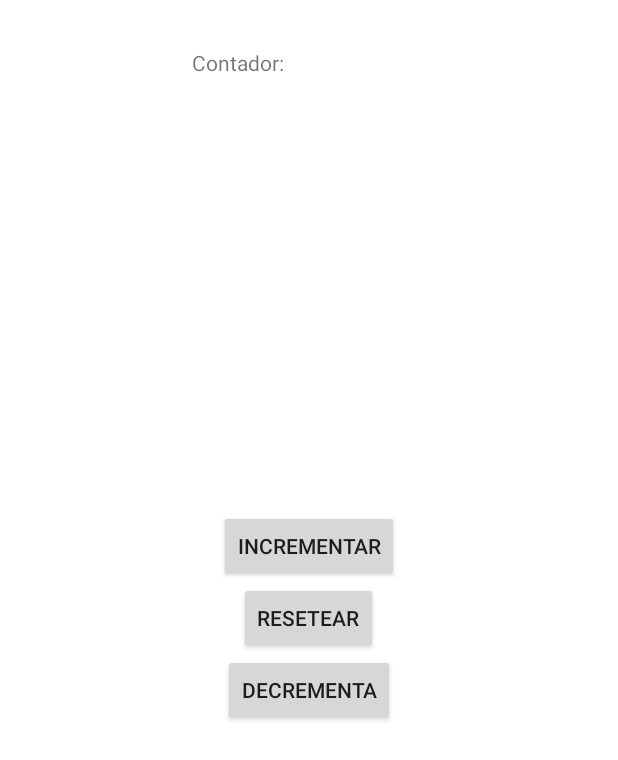
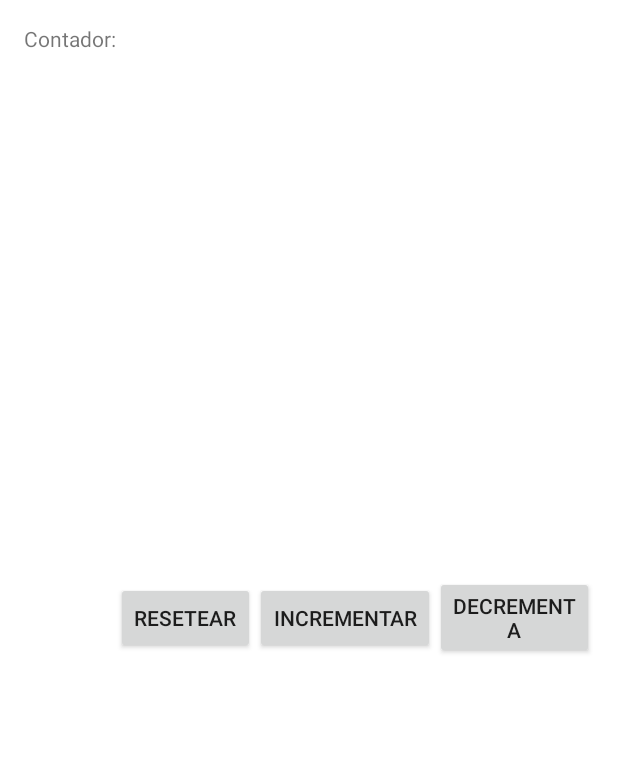
Before and after one commit to MLuisa91/Contador, an Android app: the screen it shows after launch (MainActivity), on a phone screen of 412 x 824 dp. Shown: the top 760 px of the screen. Run offline under Robolectric (Android 15) with nearby library versions, the phone set to English and light mode, and no system bars; our stand-ins replace navigation-ui.

Commit message:
Version clase 28 sept

```diff
--- a/app/src/main/java/com/example/contador/MainActivity.java
+++ b/app/src/main/java/com/example/contador/MainActivity.java
@@ -14,7 +14,6 @@ import androidx.navigation.Navigation;
 import androidx.navigation.ui.AppBarConfiguration;
 import androidx.navigation.ui.NavigationUI;
 
-import com.example.contador.databinding.ActivityMainBinding;
 
 import android.view.Menu;
 import android.view.MenuItem;
--- a/app/src/main/res/layout/activity_main.xml
+++ b/app/src/main/res/layout/activity_main.xml
@@ -1,49 +1,49 @@
 <?xml version="1.0" encoding="utf-8"?>
-<RelativeLayout xmlns:android="http://schemas.android.com/apk/res/android"
+<LinearLayout xmlns:android="http://schemas.android.com/apk/res/android"
     xmlns:app="http://schemas.android.com/apk/res-auto"
     xmlns:tools="http://schemas.android.com/tools"
     android:layout_width="match_parent"
     android:layout_height="match_parent"
     android:padding="16dp"
-    tools:context=".MainActivity">
+    tools:context=".MainActivity"
+    android:orientation="horizontal"
+    android:gravity="center"
+    >
 
     <TextView
         android:id="@+id/contadorPulsaciones"
-        android:layout_width="156dp"
+        android:layout_width="wrap_content"
         android:layout_height="wrap_content"
-        android:layout_alignParentTop="true"
-        android:layout_centerHorizontal="true"
+        android:layout_gravity="center_horizontal"
         android:layout_marginTop="16dp"
-        android:text="Contador:"
-        android:textAppareance="android:attr/textAppareanceLarge" />
+        android:text="Contador:" />
 
     <Button
         android:id="@+id/resetea"
         android:layout_width="wrap_content"
         android:layout_height="wrap_content"
-        android:layout_centerHorizontal="true"
-        android:layout_centerVertical="true"
-        android:text="Resetear"
         android:onClick="reseteaContador"
-        />
+        android:text="Resetear" />
+
+    <Space
+        android:layout_width="wrap_content"
+        android:layout_height="wrap_content"/>
 
     <Button
         android:id="@+id/incrementa"
         android:layout_width="wrap_content"
         android:layout_height="wrap_content"
-        android:layout_centerHorizontal="true"
-        android:layout_above="@+id/resetea"
-        android:text="Incrementar"
         android:onClick="incrementaContador"
-        />
+        android:text="Incrementar" />
+
+    <Space
+        android:layout_width="wrap_content"
+        android:layout_height="wrap_content"/>
 
     <Button
         android:id="@+id/decrementa"
-        android:layout_width="wrap_content"
+        android:layout_width="match_parent"
         android:layout_height="wrap_content"
-        android:layout_centerHorizontal="true"
-        android:layout_below="@+id/resetea"
-        android:text="Decrementa"
         android:onClick="restaContador"
-        />
-</RelativeLayout>
+        android:text="Decrementa" />
+</LinearLayout>
--- a/build.gradle
+++ b/build.gradle
@@ -5,7 +5,7 @@ buildscript {
         mavenCentral()
     }
     dependencies {
-        classpath "com.android.tools.build:gradle:4.2.1"
+        classpath 'com.android.tools.build:gradle:7.4.2'
 
         // NOTE: Do not place your application dependencies here; they belong
         // in the individual module build.gradle files
```
Also changed, not shown: gradle/wrapper/gradle-wrapper.properties, 3 other files.
